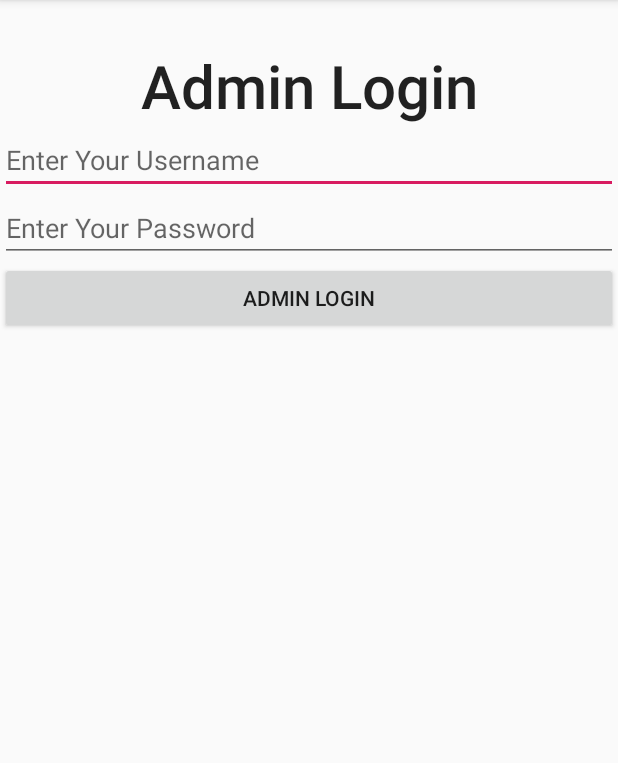
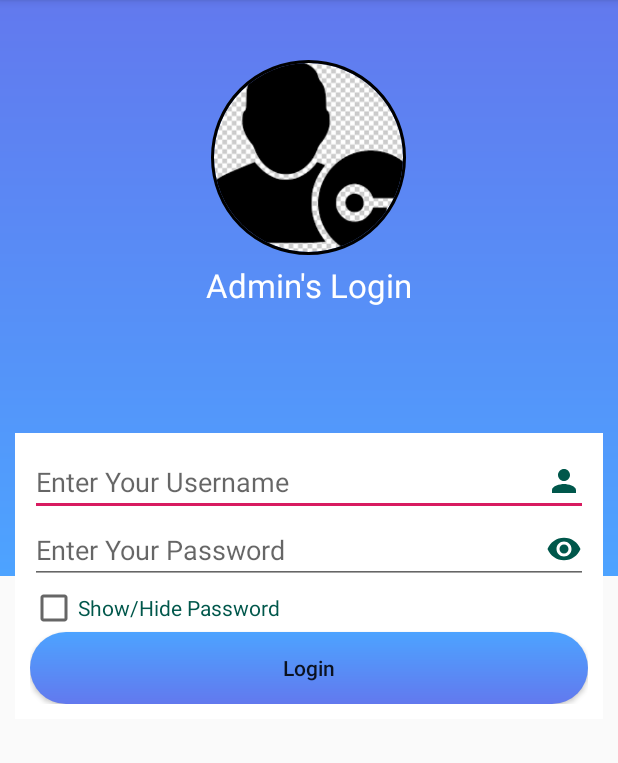
Before and after one commit to shub-naik/UpdatedSmartSchoolApp, an Android app: the AdminActivity screen opened directly, with no data from a screen before it, on a phone screen of 412 x 824 dp, the part 84-847 px from its top. Run offline under Robolectric (Android 15) with nearby library versions, the phone set to English and light mode, and no system bars; our stand-ins replace CircleImageView.

Commit message:
Updated App Admin Login With Show/Hide Password Working Fine

```diff
--- a/app/src/main/java/com/example/SchoolManagement/AdminActivity.java
+++ b/app/src/main/java/com/example/SchoolManagement/AdminActivity.java
@@ -1,20 +1,32 @@
 package com.example.SchoolManagement;
 
 import androidx.appcompat.app.AppCompatActivity;
+import androidx.coordinatorlayout.widget.CoordinatorLayout;
 
+import android.app.ProgressDialog;
+import android.content.Context;
 import android.content.Intent;
 import android.content.SharedPreferences;
 import android.os.Bundle;
+import android.text.Html;
+import android.text.method.HideReturnsTransformationMethod;
+import android.text.method.PasswordTransformationMethod;
 import android.view.View;
 import android.widget.Button;
+import android.widget.CheckBox;
+import android.widget.CompoundButton;
 import android.widget.EditText;
 import android.widget.Toast;
+
+import com.google.android.material.snackbar.Snackbar;
 
 public class AdminActivity extends AppCompatActivity {
 
     Button admin_login;
     EditText username, password;
     public SharedPreferences pref;
+    CoordinatorLayout coordinatorLayout;
+    CheckBox checkBox;
 
     @Override
     protected void onCreate(Bundle savedInstanceState) {
@@ -22,6 +34,19 @@ public class AdminActivity extends AppCompatActivity {
         setContentView(R.layout.activity_admin);
 
         getSupportActionBar().setDisplayHomeAsUpEnabled(true);
+        coordinatorLayout = findViewById(R.id.AdminCoordinatorLayout);
+
+        checkBox = findViewById(R.id.ShowHideAdminPassword);
+        checkBox.setOnCheckedChangeListener(new CompoundButton.OnCheckedChangeListener() {
+            @Override
+            public void onCheckedChanged(CompoundButton buttonView, boolean isChecked) {
+                if (isChecked) {
+                    password.setTransformationMethod(HideReturnsTransformationMethod.getInstance());
+                } else {
+                    password.setTransformationMethod(PasswordTransformationMethod.getInstance());
+                }
+            }
+        });
 
         admin_login = findViewById(R.id.AdminLogin);
         username = findViewById(R.id.Username);
@@ -31,23 +56,30 @@ public class AdminActivity extends AppCompatActivity {
         admin_login.setOnClickListener(new View.OnClickListener() {
             @Override
             public void onClick(View v) {
+                ProgressDialog progress = new ProgressDialog(AdminActivity.this);
+                progress.setTitle("Validating Please Wait...");
+                progress.setMessage("Your Credentials are Validating");
+                progress.setCancelable(false);
+                progress.show();
                 String username_to_match = username.getText().toString().trim().toLowerCase();
                 String password_to_match = password.getText().toString().trim().toLowerCase();
                 if (username_to_match.equals("admin") && password_to_match.equals("admin")) {
-                    Toast.makeText(AdminActivity.this, "Successful Admin Login", Toast.LENGTH_SHORT).show();
-
-                    pref= getApplicationContext().getSharedPreferences("AdminPreferences", 0); // 0 - for private mode
+                    pref = getApplicationContext().getSharedPreferences("AdminPreferences", 0); // 0 - for private mode
                     SharedPreferences.Editor editor = pref.edit();
 
                     //Initaializing Values to the Preferences.
                     editor.putString("AdminName", username_to_match);
 
                     editor.commit(); // commit changes
+                    progress.dismiss();
 
                     Intent intent = new Intent(AdminActivity.this, AdminIndex.class);
                     startActivity(intent);
                 } else {
-                    Toast.makeText(AdminActivity.this, "Username or Password Mismatch", Toast.LENGTH_SHORT).show();
+                    progress.dismiss();
+                    CoordinatorLayout coordinatorLayout = findViewById(R.id.AdminCoordinatorLayout);
+                    Snackbar snackbar = Snackbar.make(coordinatorLayout, Html.fromHtml("<font color=\"#F44336\">Invalid Login , Please Enter Correct Credentails</font>"), Snackbar.LENGTH_LONG);
+                    snackbar.show();
                 }
             }
         });
--- a/app/src/main/java/com/example/SchoolManagement/TeacherActivity.java
+++ b/app/src/main/java/com/example/SchoolManagement/TeacherActivity.java
@@ -26,7 +26,6 @@ public class TeacherActivity extends AppCompatActivity {
 
 
     FrameLayout frameLayout;
-    LinearLayout linearLayout;
     CoordinatorLayout coordinatorLayout;
 
     @Override
--- /dev/null
+++ b/app/src/main/res/drawable/ic_person.xml
@@ -0,0 +1,5 @@
+<vector android:height="24dp" android:tint="#FBFBFB"
+    android:viewportHeight="24.0" android:viewportWidth="24.0"
+    android:width="24dp" xmlns:android="http://schemas.android.com/apk/res/android">
+    <path android:fillColor="#FF000000" android:pathData="M12,12c2.21,0 4,-1.79 4,-4s-1.79,-4 -4,-4 -4,1.79 -4,4 1.79,4 4,4zM12,14c-2.67,0 -8,1.34 -8,4v2h16v-2c0,-2.66 -5.33,-4 -8,-4z"/>
+</vector>
--- a/app/src/main/res/layout/activity_admin.xml
+++ b/app/src/main/res/layout/activity_admin.xml
@@ -1,44 +1,98 @@
 <?xml version="1.0" encoding="utf-8"?>
-<LinearLayout xmlns:android="http://schemas.android.com/apk/res/android"
-    xmlns:app="http://schemas.android.com/apk/res-auto"
-    xmlns:tools="http://schemas.android.com/tools"
+<androidx.coordinatorlayout.widget.CoordinatorLayout xmlns:android="http://schemas.android.com/apk/res/android"
+    android:id="@+id/AdminCoordinatorLayout"
+    android:layout_width="match_parent"
+    android:layout_height="match_parent">
+
+    <RelativeLayout
+        android:layout_width="match_parent"
+        android:layout_height="match_parent">
+
+        <LinearLayout
             android:layout_width="match_parent"
             android:layout_height="match_parent"
-    android:orientation="vertical"
-    tools:context="com.example.SchoolManagement.AdminActivity">
+            android:orientation="vertical">
+
+            <ImageView
+                android:layout_width="match_parent"
+                android:layout_height="0dp"
+                android:layout_weight="1"
+                android:src="@drawable/login_design_color" />
+
+            <ImageView
+                android:layout_width="match_parent"
+                android:layout_height="0dp"
+                android:layout_weight="1" />
+
+        </LinearLayout>
 
 
-    <TextView
-        android:id="@+id/textView2"
+        <LinearLayout
+            android:id="@+id/LayoutParentLoginInputs"
             android:layout_width="match_parent"
             android:layout_height="wrap_content"
-        android:layout_marginTop="30dp"
-        android:gravity="center_horizontal"
-        android:text="Admin Login"
-        android:textAppearance="@style/TextAppearance.AppCompat.Body2"
-        android:textSize="40dp" />
+            android:layout_centerInParent="true"
+            android:layout_margin="10dp"
+            android:background="#FFFFFF"
+            android:orientation="vertical"
+            android:padding="10dp">
 
             <EditText
                 android:id="@+id/Username"
                 android:layout_width="match_parent"
                 android:layout_height="wrap_content"
-        android:ems="10"
-        android:hint="Enter Your Username"
-        android:inputType="textPersonName" />
+                android:drawableRight="@drawable/ic_person"
+                android:drawablePadding="10dp"
+                android:drawableTint="@color/colorPrimaryDark"
+                android:hint="Enter Your Username" />
 
             <EditText
                 android:id="@+id/Password"
                 android:layout_width="match_parent"
                 android:layout_height="wrap_content"
-        android:ems="10"
+                android:drawableRight="@drawable/password_visible"
+                android:drawablePadding="10dp"
+                android:drawableTint="@color/colorPrimaryDark"
                 android:hint="Enter Your Password"
                 android:inputType="textPassword" />
 
+            <CheckBox
+                android:id="@+id/ShowHideAdminPassword"
+                android:layout_width="wrap_content"
+                android:layout_height="wrap_content"
+                android:text="Show/Hide Password"
+                android:textColor="@color/colorPrimaryDark" />
 
             <Button
                 android:id="@+id/AdminLogin"
                 android:layout_width="match_parent"
                 android:layout_height="wrap_content"
-        android:text="Admin Login" />
+                android:background="@drawable/rounded_buttons"
+                android:text="Login"
+                android:textAllCaps="false" />
+        </LinearLayout>
 
-</LinearLayout>
+        <de.hdodenhof.circleimageview.CircleImageView xmlns:app="http://schemas.android.com/apk/res-auto"
+            android:id="@+id/AdminLoginImage"
+            android:layout_width="130dp"
+            android:layout_height="130dp"
+            android:layout_centerHorizontal="true"
+            android:layout_marginTop="40dp"
+            android:src="@drawable/login_icon"
+            app:civ_border_color="#FF000000"
+            app:civ_border_width="2dp" />
+
+        <TextView
+            android:layout_width="match_parent"
+            android:layout_height="wrap_content"
+            android:layout_below="@+id/AdminLoginImage"
+            android:layout_margin="5dp"
+            android:gravity="center"
+            android:text="Admin's Login"
+            android:textAppearance="@style/TextAppearance.AppCompat.Large"
+            android:textColor="@color/ToolbarColor" />
+
+    </RelativeLayout>
+
+
+</androidx.coordinatorlayout.widget.CoordinatorLayout>
```
Lines whose indentation alone changed are shown as unchanged.
